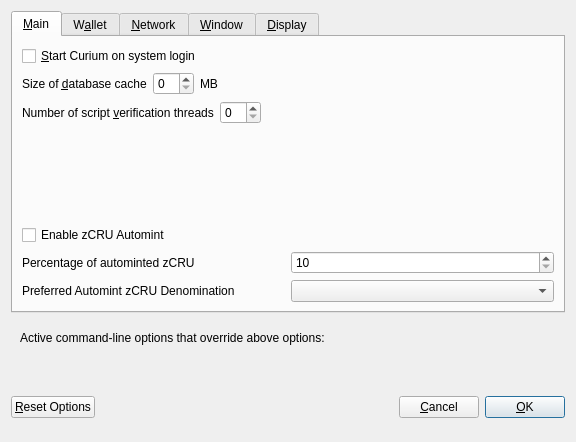
Old version of the form src/qt/forms/optionsdialog.ui in the repository curiumofficial/curium.
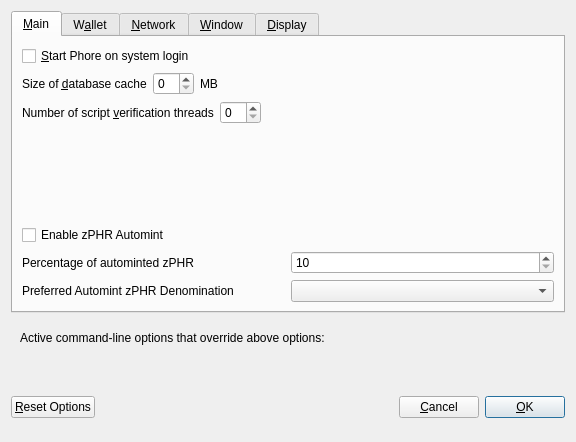
New version of the form. The open tabs and pages were chosen to show the change. Custom widgets are drawn as their Qt base class.

Commit message:
Revert "Merge branch 'master' of https://github.com/mrmetech/Phore"
This reverts commit 10351821c45adb108e26848839083e4cf0c03f68, reversing
changes made to 9868d05e466f00386fa9a980ed9852cafee7bf8e.

```diff
--- a/src/qt/forms/optionsdialog.ui
+++ b/src/qt/forms/optionsdialog.ui
@@ -33,7 +33,7 @@
           <string>Automatically start Curium after logging in to the system.</string>
          </property>
          <property name="text">
-          <string>&amp;Start Curium on system login</string>
+          <string>&amp;Start Phore on system login</string>
          </property>
         </widget>
        </item>
@@ -139,7 +139,7 @@
           <enum>Qt::LeftToRight</enum>
          </property>
          <property name="text">
-          <string>Enable zCRU Automint</string>
+          <string>Enable zPHR Automint</string>
          </property>
         </widget>
        </item>
@@ -151,7 +151,7 @@
             <string>Percentage of incoming CRU which get automatically converted to zCRU via Zerocoin Protocol (min: 10%)</string>
            </property>
            <property name="text">
-            <string>Percentage of autominted zCRU</string>
+            <string>Percentage of autominted zPHR</string>
            </property>
           </widget>
          </item>
@@ -184,7 +184,7 @@
             <string>Wait with automatic conversion to Zerocoin until enough CRU for this denomination is available</string>
            </property>
            <property name="text">
-            <string>Preferred Automint zCRU Denomination</string>
+            <string>Preferred Automint zPHR Denomination</string>
            </property>
           </widget>
          </item>
```
Left out of the diff: 18 changed lines with no effect on the pictures. The commit also changes 479 other files.
